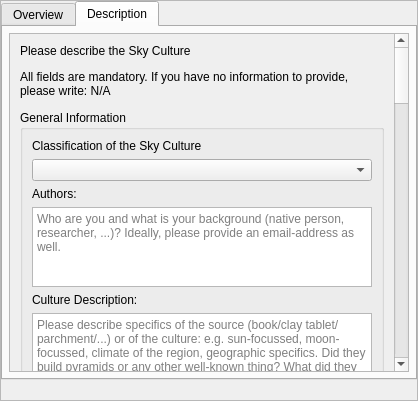
The window that plugins/SkyCultureMaker/src/gui/scmSkyCultureDialog.ui (Stellarium/stellarium) describes before a commit, drawn with Qt 5.
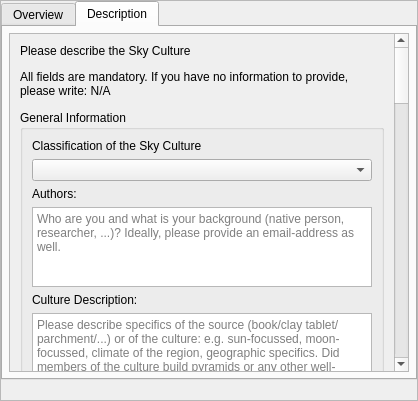
The same window after the commit. The open tabs and pages were chosen to show the change. Custom widgets are drawn as their Qt base class.

Commit message: [skip ci] fix typo in description placeholder

```diff
--- a/plugins/SkyCultureMaker/src/gui/scmSkyCultureDialog.ui
+++ b/plugins/SkyCultureMaker/src/gui/scmSkyCultureDialog.ui
@@ -404,7 +404,7 @@
                     <bool>false</bool>
                    </property>
                     <property name="placeholderText">^
-                     <string>Please describe specifics of the source (book/clay tablet/parchment/...) or of the culture: e.g. sun-focussed, moon-focussed, climate of the region, geographic specifics. Did they build pyramids or any other well-known thing? What did they do with astronomy (e.g. time keeping, calendar making, weather preditions...)? Are there connections to other cultures? Is this version a didactic reduction or is it derived from a specific other source?</string>
+                     <string>Please describe specifics of the source (book/clay tablet/parchment/...) or of the culture: e.g. sun-focussed, moon-focussed, climate of the region, geographic specifics. Did members of the culture build pyramids or any other well-known thing? What did they do with astronomy (e.g. time keeping, calendar making, weather predictions...)? Are there connections to other cultures? Is this version a didactic reduction or is it derived from a specific other source?</string>
                    </property>
                   </widget>
                  </item>
```
